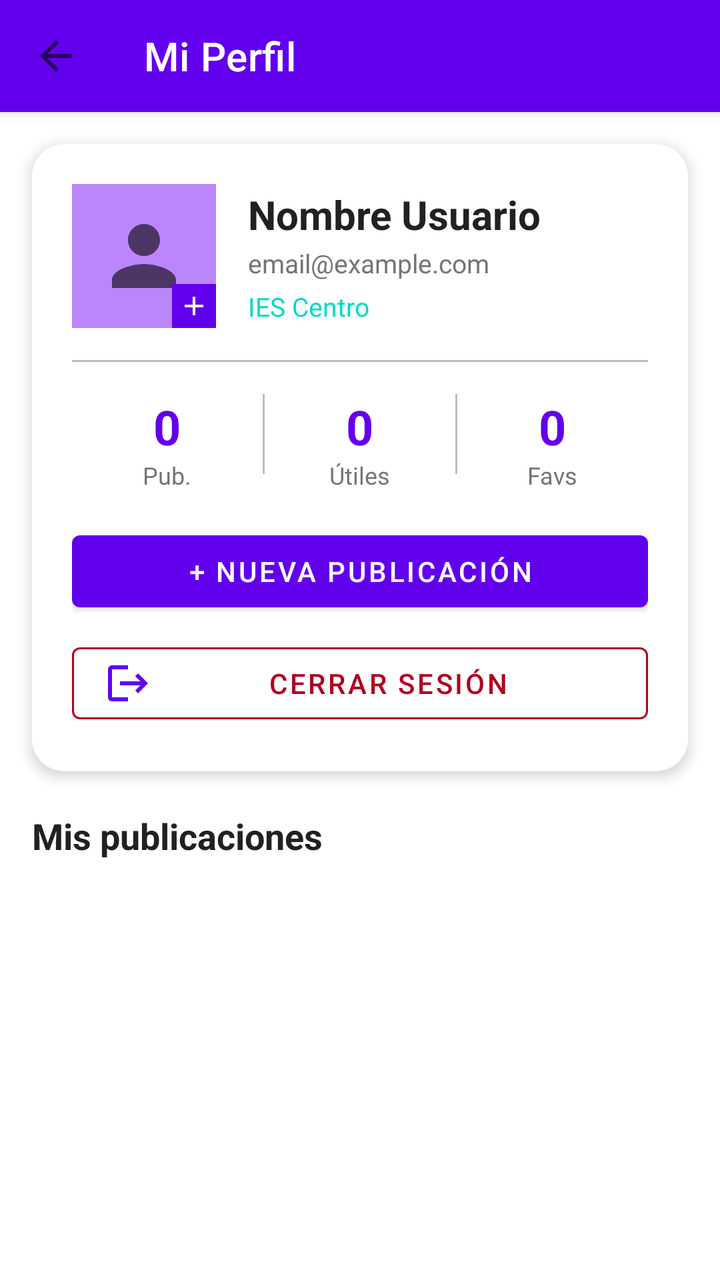
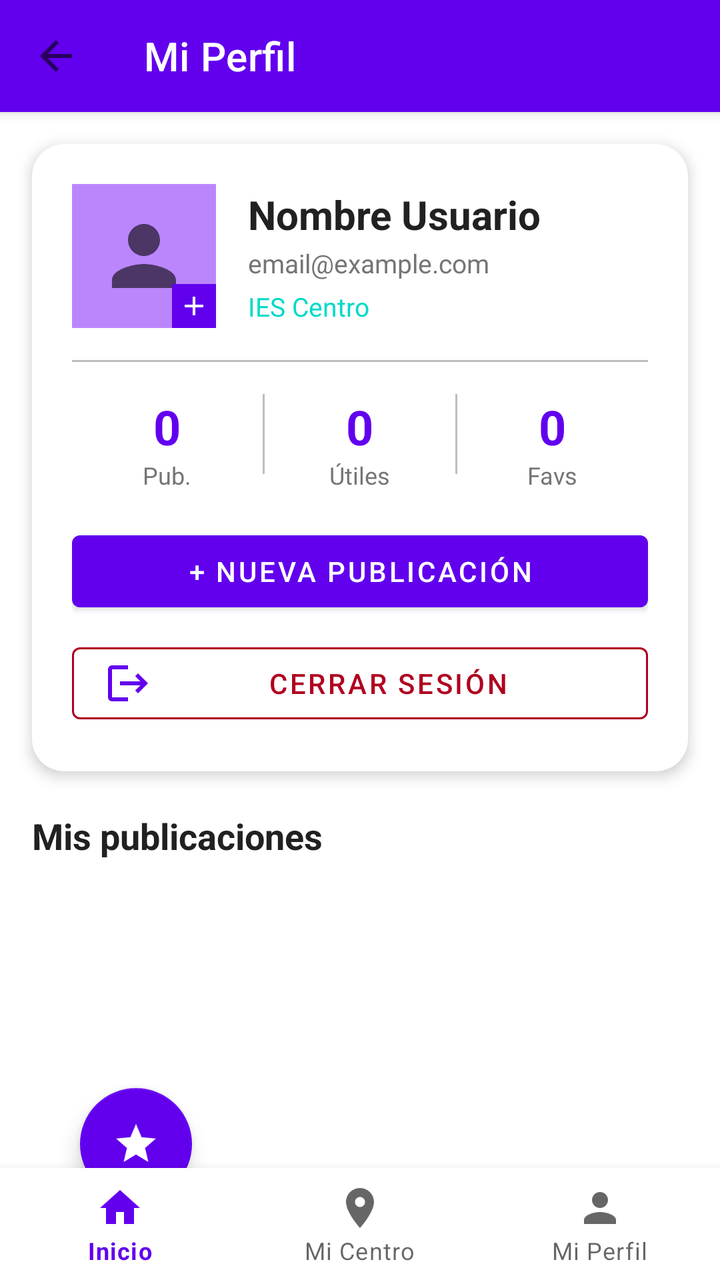

An Android layout rendered at two revisions. The XML below is the earlier revision; the diff shows what the commit changed to produce the second picture.
<!-- AndroidManifest.xml: application theme Theme.StudyBro -->
<!-- res/layout/actividad_perfil.xml -->
<?xml version="1.0" encoding="utf-8"?>
<androidx.coordinatorlayout.widget.CoordinatorLayout
    xmlns:android="http://schemas.android.com/apk/res/android"
    xmlns:app="http://schemas.android.com/apk/res-auto"
    android:layout_width="match_parent"
    android:layout_height="match_parent">

    
    <com.google.android.material.appbar.AppBarLayout
        android:layout_width="match_parent"
        android:layout_height="wrap_content">

        <androidx.appcompat.widget.Toolbar
            android:id="@+id/toolbar"
            android:layout_width="match_parent"
            android:layout_height="?attr/actionBarSize"
            android:background="@color/primary"
            app:title="Mi Perfil"
            app:titleTextColor="@color/on_primary"
            app:navigationIcon="@drawable/ic_arrow_back"/>
    </com.google.android.material.appbar.AppBarLayout>

    <androidx.core.widget.NestedScrollView
        android:layout_width="match_parent"
        android:layout_height="match_parent"
        app:layout_behavior="@string/appbar_scrolling_view_behavior">

        <LinearLayout
            android:layout_width="match_parent"
            android:layout_height="wrap_content"
            android:orientation="vertical">

            
            <com.google.android.material.card.MaterialCardView
                android:layout_width="match_parent"
                android:layout_height="wrap_content"
                android:layout_margin="16dp"
                app:cardElevation="4dp"
                app:cardCornerRadius="16dp">

                <LinearLayout
                    android:layout_width="match_parent"
                    android:layout_height="wrap_content"
                    android:orientation="vertical"
                    android:padding="20dp">

                    
                    <LinearLayout
                        android:layout_width="match_parent"
                        android:layout_height="wrap_content"
                        android:orientation="horizontal"
                        android:gravity="center_vertical"
                        android:layout_marginBottom="16dp">

                        
                        <FrameLayout
                            android:layout_width="72dp"
                            android:layout_height="72dp">

                            <ImageView
                                android:id="@+id/ivAvatar"
                                android:layout_width="72dp"
                                android:layout_height="72dp"
                                android:src="@drawable/ic_person"
                                android:background="@color/primary_light"
                                android:padding="12dp"
                                android:scaleType="centerCrop"
                                android:contentDescription="Foto de perfil"
                                android:clickable="true"
                                android:focusable="true"/>

                            
                            <ImageView
                                android:id="@+id/ivCameraIcon"
                                android:layout_width="22dp"
                                android:layout_height="22dp"
                                android:layout_gravity="bottom|end"
                                android:src="@drawable/ic_add"
                                android:background="@color/primary"
                                android:tint="@color/on_primary"
                                android:padding="3dp"
                                android:contentDescription="Cambiar foto"
                                android:clickable="false"
                                android:focusable="false"/>
                        </FrameLayout>

                        
                        <LinearLayout
                            android:layout_width="0dp"
                            android:layout_height="wrap_content"
                            android:layout_weight="1"
                            android:orientation="vertical"
                            android:layout_marginStart="16dp">

                            <TextView
                                android:id="@+id/tvUsername"
                                android:layout_width="wrap_content"
                                android:layout_height="wrap_content"
                                android:text="Nombre Usuario"
                                android:textSize="20sp"
                                android:textStyle="bold"
                                android:textColor="@color/text_primary"/>

                            <TextView
                                android:id="@+id/tvEmail"
                                android:layout_width="wrap_content"
                                android:layout_height="wrap_content"
                                android:text="email@example.com"
                                android:textSize="13sp"
                                android:textColor="@color/text_secondary"
                                android:layout_marginTop="2dp"/>

                            <TextView
                                android:id="@+id/tvCenter"
                                android:layout_width="wrap_content"
                                android:layout_height="wrap_content"
                                android:text="IES Centro"
                                android:textSize="13sp"
                                android:textColor="@color/secondary"
                                android:layout_marginTop="4dp"/>
                        </LinearLayout>
                    </LinearLayout>

                    
                    <View
                        android:id="@+id/vDividerStats"
                        android:layout_width="match_parent"
                        android:layout_height="1dp"
                        android:background="@color/divider"
                        android:layout_marginBottom="16dp"/>

                    
                    <LinearLayout
                        android:id="@+id/llStats"
                        android:layout_width="match_parent"
                        android:layout_height="wrap_content"
                        android:orientation="horizontal"
                        android:layout_marginBottom="16dp">

                        
                        <LinearLayout
                            android:layout_width="0dp"
                            android:layout_height="wrap_content"
                            android:layout_weight="1"
                            android:orientation="vertical"
                            android:gravity="center">

                            <TextView
                                android:id="@+id/tvStatPubs"
                                android:layout_width="wrap_content"
                                android:layout_height="wrap_content"
                                android:text="0"
                                android:textSize="24sp"
                                android:textStyle="bold"
                                android:textColor="@color/primary"/>

                            <TextView
                                android:layout_width="wrap_content"
                                android:layout_height="wrap_content"
                                android:text="Pub."
                                android:textSize="12sp"
                                android:textColor="@color/text_secondary"/>
                        </LinearLayout>

                        
                        <View
                            android:layout_width="1dp"
                            android:layout_height="40dp"
                            android:background="@color/divider"/>

                        
                        <LinearLayout
                            android:layout_width="0dp"
                            android:layout_height="wrap_content"
                            android:layout_weight="1"
                            android:orientation="vertical"
                            android:gravity="center">

                            <TextView
                                android:id="@+id/tvStatLikes"
                                android:layout_width="wrap_content"
                                android:layout_height="wrap_content"
                                android:text="0"
                                android:textSize="24sp"
                                android:textStyle="bold"
                                android:textColor="@color/primary"/>

                            <TextView
                                android:layout_width="wrap_content"
                                android:layout_height="wrap_content"
                                android:text="Útiles"
                                android:textSize="12sp"
                                android:textColor="@color/text_secondary"/>
                        </LinearLayout>

                        
                        <View
                            android:layout_width="1dp"
                            android:layout_height="40dp"
                            android:background="@color/divider"/>

                        
                        <LinearLayout
                            android:layout_width="0dp"
                            android:layout_height="wrap_content"
                            android:layout_weight="1"
                            android:orientation="vertical"
                            android:gravity="center">

                            <TextView
                                android:id="@+id/tvStatFavs"
                                android:layout_width="wrap_content"
                                android:layout_height="wrap_content"
                                android:text="0"
                                android:textSize="24sp"
                                android:textStyle="bold"
                                android:textColor="@color/primary"/>

                            <TextView
                                android:layout_width="wrap_content"
                                android:layout_height="wrap_content"
                                android:text="Favs"
                                android:textSize="12sp"
                                android:textColor="@color/text_secondary"/>
                        </LinearLayout>
                    </LinearLayout>

                    
                    <com.google.android.material.button.MaterialButton
                        android:id="@+id/btnNuevaPublicacion"
                        android:layout_width="match_parent"
                        android:layout_height="wrap_content"
                        android:text="+ Nueva Publicación"
                        android:layout_marginBottom="8dp"/>

                    
                    <com.google.android.material.button.MaterialButton
                        android:id="@+id/btnLogout"
                        android:layout_width="match_parent"
                        android:layout_height="wrap_content"
                        android:text="Cerrar sesión"
                        style="@style/Widget.MaterialComponents.Button.OutlinedButton"
                        app:icon="@drawable/ic_logout"
                        app:strokeColor="@color/error"
                        android:textColor="@color/error"/>
                </LinearLayout>
            </com.google.android.material.card.MaterialCardView>

            
            <TextView
                android:id="@+id/tvLabelMisPubs"
                android:layout_width="wrap_content"
                android:layout_height="wrap_content"
                android:text="Mis publicaciones"
                android:textSize="18sp"
                android:textStyle="bold"
                android:textColor="@color/text_primary"
                android:layout_marginStart="16dp"
                android:layout_marginTop="4dp"
                android:layout_marginBottom="8dp"/>

            <androidx.recyclerview.widget.RecyclerView
                android:id="@+id/recyclerMyPosts"
                android:layout_width="match_parent"
                android:layout_height="wrap_content"
                android:nestedScrollingEnabled="false"
                android:padding="8dp"/>

            <TextView
                android:id="@+id/tvNoPosts"
                android:layout_width="match_parent"
                android:layout_height="wrap_content"
                android:gravity="center"
                android:text="Aún no has publicado nada 📭"
                android:textColor="@color/text_secondary"
                android:padding="24dp"
                android:visibility="gone"/>

        </LinearLayout>
    </androidx.core.widget.NestedScrollView>

    
    <ProgressBar
        android:id="@+id/progressBar"
        android:layout_width="wrap_content"
        android:layout_height="wrap_content"
        android:layout_gravity="center"
        android:visibility="gone"/>

</androidx.coordinatorlayout.widget.CoordinatorLayout>
<!-- resources referenced by this layout -->
<resources>
  <color name="divider">#BDBDBD</color>
  <color name="error">#B00020</color>
  <color name="on_primary">#FFFFFF</color>
  <color name="primary">#6200EE</color>
  <color name="primary_light">#BB86FC</color>
  <color name="secondary">#03DAC6</color>
  <color name="text_primary">#212121</color>
  <color name="text_secondary">#757575</color>
  <!-- drawable ic_add (drawable) -->
  <vector xmlns:android="http://schemas.android.com/apk/res/android"
      android:width="24dp"
      android:height="24dp"
      android:viewportWidth="24"
      android:viewportHeight="24"
      android:tint="?attr/colorControlNormal">
      <path
          android:fillColor="@android:color/white"
          android:pathData="M19,13h-6v6h-2v-6H5v-2h6V5h2v6h6v2z"/>
  </vector>
  <!-- drawable ic_arrow_back (drawable) -->
  <vector xmlns:android="http://schemas.android.com/apk/res/android"
      android:width="24dp"
      android:height="24dp"
      android:viewportWidth="24"
      android:viewportHeight="24"
      android:tint="?attr/colorControlNormal"
      android:autoMirrored="true">
      <path
          android:fillColor="@android:color/white"
          android:pathData="M20,11H7.83l5.59,-5.59L12,4l-8,8 8,8 1.41,-1.41L7.83,13H20v-2z"/>
  </vector>
  <!-- drawable ic_logout (drawable) -->
  <vector xmlns:android="http://schemas.android.com/apk/res/android"
      android:width="24dp"
      android:height="24dp"
      android:viewportWidth="24"
      android:viewportHeight="24"
      android:tint="?attr/colorControlNormal"
      android:autoMirrored="true">
      <path
          android:fillColor="@android:color/white"
          android:pathData="M17,7l-1.41,1.41L18.17,11H8v2h10.17l-2.58,2.58L17,17l5,-5zM4,5h8V3H4c-1.1,0 -2,0.9 -2,2v14c0,1.1 0.9,2 2,2h8v-2H4V5z"/>
  </vector>
  <!-- drawable ic_person (drawable) -->
  <vector xmlns:android="http://schemas.android.com/apk/res/android"
      android:width="24dp"
      android:height="24dp"
      android:viewportWidth="24"
      android:viewportHeight="24"
      android:tint="?attr/colorControlNormal">
      <path
          android:fillColor="@android:color/white"
          android:pathData="M12,12c2.21,0 4,-1.79 4,-4s-1.79,-4 -4,-4 -4,1.79 -4,4 1.79,4 4,4zM12,14c-2.67,0 -8,1.34 -8,4v2h16v-2c0,-2.66 -5.33,-4 -8,-4z"/>
  </vector>
  <string name="appbar_scrolling_view_behavior" translatable="false">com.google.android.material.appbar.AppBarLayout$ScrollingViewBehavior</string>
  <style name="Theme.StudyBro" parent="Theme.MaterialComponents.DayNight.DarkActionBar">
          
          <item name="colorPrimary">@color/purple_500</item>
          <item name="colorPrimaryVariant">@color/purple_700</item>
          <item name="colorOnPrimary">@color/white</item>
          
          <item name="colorSecondary">@color/teal_200</item>
          <item name="colorSecondaryVariant">@color/teal_700</item>
          <item name="colorOnSecondary">@color/black</item>
          
          <item name="android:statusBarColor">?attr/colorPrimaryVariant</item>
          
      </style>
  <color name="purple_500">#FF6200EE</color>
  <color name="purple_700">#FF3700B3</color>
  <color name="white">#FFFFFFFF</color>
  <color name="teal_200">#FF03DAC5</color>
  <color name="teal_700">#FF018786</color>
  <color name="black">#FF000000</color>
</resources>

<!-- the commit's change to res/layout/actividad_perfil.xml (unified diff, before → after) -->
@@ -23,6 +23,8 @@
     <androidx.core.widget.NestedScrollView
         android:layout_width="match_parent"
         android:layout_height="match_parent"
+        android:paddingBottom="88dp"
+        android:clipToPadding="false"
         app:layout_behavior="@string/appbar_scrolling_view_behavior">
 
         <LinearLayout
@@ -139,11 +141,15 @@
 
                         
                         <LinearLayout
+                            android:id="@+id/llStatPubs"
                             android:layout_width="0dp"
                             android:layout_height="wrap_content"
                             android:layout_weight="1"
                             android:orientation="vertical"
-                            android:gravity="center">
+                            android:gravity="center"
+                            android:clickable="true"
+                            android:focusable="true"
+                            android:background="?attr/selectableItemBackground">
 
                             <TextView
                                 android:id="@+id/tvStatPubs"
@@ -170,11 +176,15 @@
 
                         
                         <LinearLayout
+                            android:id="@+id/llStatLikes"
                             android:layout_width="0dp"
                             android:layout_height="wrap_content"
                             android:layout_weight="1"
                             android:orientation="vertical"
-                            android:gravity="center">
+                            android:gravity="center"
+                            android:clickable="true"
+                            android:focusable="true"
+                            android:background="?attr/selectableItemBackground">
 
                             <TextView
                                 android:id="@+id/tvStatLikes"
@@ -201,11 +211,15 @@
 
                         
                         <LinearLayout
+                            android:id="@+id/llStatFavs"
                             android:layout_width="0dp"
                             android:layout_height="wrap_content"
                             android:layout_weight="1"
                             android:orientation="vertical"
-                            android:gravity="center">
+                            android:gravity="center"
+                            android:clickable="true"
+                            android:focusable="true"
+                            android:background="?attr/selectableItemBackground">
 
                             <TextView
                                 android:id="@+id/tvStatFavs"
@@ -287,4 +301,25 @@
         android:layout_gravity="center"
         android:visibility="gone"/>
 
+    <com.google.android.material.bottomnavigation.BottomNavigationView
+        android:id="@+id/bottomNavigation"
+        android:layout_width="match_parent"
+        android:layout_height="wrap_content"
+        android:layout_gravity="bottom"
+        android:background="@color/surface"
+        app:menu="@menu/menu_bottom_nav" />
+
+    
+    <com.google.android.material.floatingactionbutton.FloatingActionButton
+        android:id="@+id/fabGemini"
+        android:layout_width="wrap_content"
+        android:layout_height="wrap_content"
+        android:layout_margin="40dp"
+        android:src="@drawable/ic_star"
+        app:tint="@color/white"
+        app:backgroundTint="@color/primary"
+        android:theme="@style/Theme.MaterialComponents.DayNight"
+        app:layout_anchor="@id/bottomNavigation"
+        app:layout_anchorGravity="top|start"/>
+
 </androidx.coordinatorlayout.widget.CoordinatorLayout>
<!-- resource entries referenced after the edit -->
@@ -6,6 +6,7 @@
   <color name="primary">#6200EE</color>
   <color name="primary_light">#BB86FC</color>
   <color name="secondary">#03DAC6</color>
+  <color name="surface">#FFFFFF</color>
   <color name="text_primary">#212121</color>
   <color name="text_secondary">#757575</color>
   <!-- drawable ic_add (drawable) -->
@@ -54,8 +55,19 @@
           android:fillColor="@android:color/white"
           android:pathData="M12,12c2.21,0 4,-1.79 4,-4s-1.79,-4 -4,-4 -4,1.79 -4,4 1.79,4 4,4zM12,14c-2.67,0 -8,1.34 -8,4v2h16v-2c0,-2.66 -5.33,-4 -8,-4z"/>
   </vector>
+  <!-- drawable ic_star (drawable) -->
+  <vector xmlns:android="http://schemas.android.com/apk/res/android"
+      android:width="24dp"
+      android:height="24dp"
+      android:tint="#FFFFFF"
+      android:viewportWidth="24"
+      android:viewportHeight="24">
+    <path
+        android:fillColor="@android:color/white"
+        android:pathData="M12,17.27L18.18,21l-1.64,-7.03L22,9.24l-7.19,-0.61L12,2 9.19,8.63 2,9.24l5.46,4.73L5.82,21z"/>
+  </vector>
   <string name="appbar_scrolling_view_behavior" translatable="false">com.google.android.material.appbar.AppBarLayout$ScrollingViewBehavior</string>
-  <style name="Theme.StudyBro" parent="Theme.MaterialComponents.DayNight.DarkActionBar">
+  <style name="Theme.StudyBro" parent="Theme.MaterialComponents.Light.DarkActionBar">
           
           <item name="colorPrimary">@color/purple_500</item>
           <item name="colorPrimaryVariant">@color/purple_700</item>
